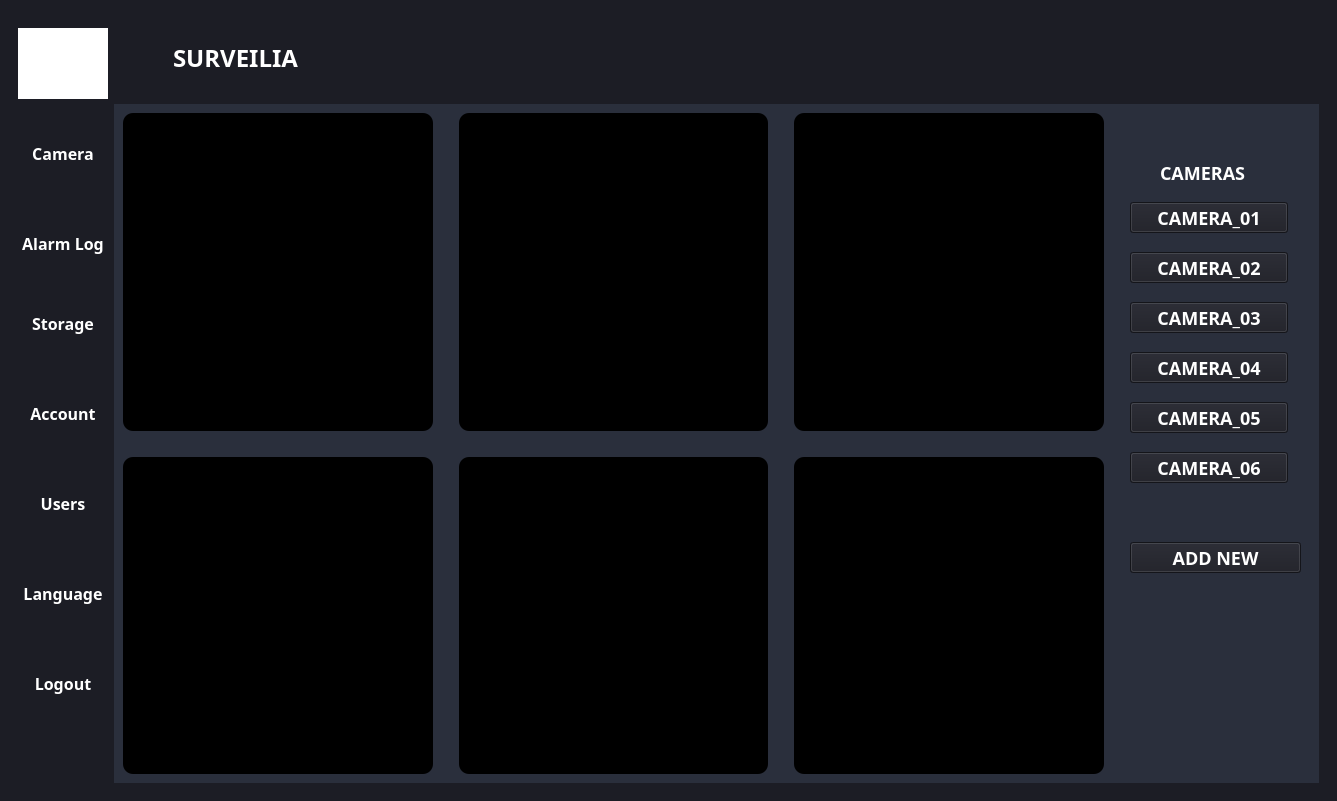
The window that surveiliaFrontEnd.ui (JMMirza/Surveilia-Integrated) describes before a commit, drawn with Qt 5.
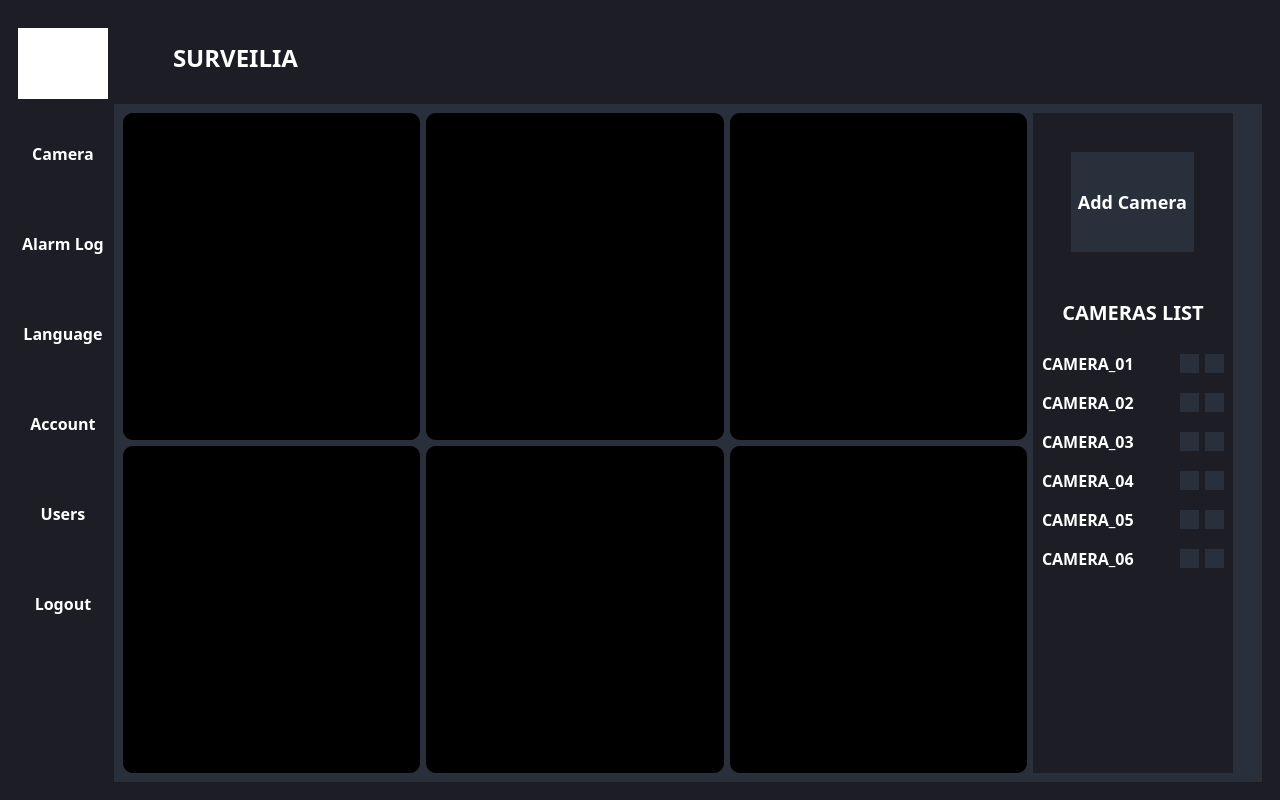
The same window after the commit. The open tabs and pages were chosen to show the change. Icons and pictures are not drawn.

What changed in the file:
```diff
--- a/surveiliaFrontEnd.ui
+++ b/surveiliaFrontEnd.ui
@@ -6,8 +6,8 @@
    <rect>
     <x>0</x>
     <y>0</y>
-    <width>1337</width>
-    <height>801</height>
+    <width>1280</width>
+    <height>800</height>
    </rect>
   </property>
   <property name="sizePolicy">
@@ -78,7 +78,7 @@
 }</string>
   </property>
   <widget class="QWidget" name="centralwidget">
-   <layout class="QHBoxLayout" name="horizontalLayout_4">
+   <layout class="QVBoxLayout" name="verticalLayout_3">
     <item>
      <widget class="QStackedWidget" name="mainStackedWidget">
       <property name="styleSheet">
@@ -476,57 +476,11 @@
             <enum>Qt::ToolButtonTextUnderIcon</enum>
            </property>
           </widget>
-          <widget class="QToolButton" name="storage_toolButton">
-           <property name="geometry">
-            <rect>
-             <x>0</x>
-             <y>270</y>
-             <width>90</width>
-             <height>71</height>
-            </rect>
-           </property>
-           <property name="minimumSize">
-            <size>
-             <width>90</width>
-             <height>0</height>
-            </size>
-           </property>
-           <property name="maximumSize">
-            <size>
-             <width>80</width>
-             <height>16777215</height>
-            </size>
-           </property>
-           <property name="font">
-            <font>
-             <family>century gothic</family>
-             <pointsize>-1</pointsize>
-             <weight>75</weight>
-             <bold>true</bold>
-            </font>
-           </property>
-           <property name="text">
-            <string>Storage</string>
-           </property>
-           <property name="icon">
-            <iconset>
-             <normaloff>database-5-24.png</normaloff>database-5-24.png</iconset>
-           </property>
-           <property name="iconSize">
-            <size>
-             <width>30</width>
-             <height>30</height>
-            </size>
-           </property>
-           <property name="toolButtonStyle">
-            <enum>Qt::ToolButtonTextUnderIcon</enum>
-           </property>
-          </widget>
           <widget class="QToolButton" name="logout_toolButton">
            <property name="geometry">
             <rect>
              <x>0</x>
-             <y>630</y>
+             <y>550</y>
              <width>90</width>
              <height>71</height>
             </rect>
@@ -572,7 +526,7 @@
            <property name="geometry">
             <rect>
              <x>0</x>
-             <y>450</y>
+             <y>460</y>
              <width>90</width>
              <height>71</height>
             </rect>
@@ -618,7 +572,7 @@
            <property name="geometry">
             <rect>
              <x>0</x>
-             <y>540</y>
+             <y>280</y>
              <width>90</width>
              <height>71</height>
             </rect>
@@ -766,7 +720,7 @@
            <property name="geometry">
             <rect>
              <x>0</x>
-             <y>360</y>
+             <y>370</y>
              <width>90</width>
              <height>71</height>
             </rect>
@@ -886,9 +840,27 @@
                   </spacer>
                  </item>
                  <item>
+                  <layout class="QVBoxLayout" name="verticalLayout_21">
+                   <item>
+                    <spacer name="verticalSpacer_26">
+                     <property name="orientation">
+                      <enum>Qt::Vertical</enum>
+                     </property>
+                     <property name="sizeType">
+                      <enum>QSizePolicy::Fixed</enum>
+                     </property>
+                     <property name="sizeHint" stdset="0">
+                      <size>
+                       <width>20</width>
+                       <height>5</height>
+                      </size>
+                     </property>
+                    </spacer>
+                   </item>
+                   <item>
                   <widget class="QLabel" name="userName_label">
                    <property name="styleSheet">
-                    <string notr="true">font-size: 18px;
+                      <string notr="true">font-size:15px;
 text-align: right;
 </string>
                    </property>
@@ -896,9 +868,54 @@
                     <string/>
                    </property>
                    <property name="alignment">
-                    <set>Qt::AlignRight|Qt::AlignTrailing|Qt::AlignVCenter</set>
-                   </property>
-                  </widget>
+                      <set>Qt::AlignCenter</set>
+                     </property>
+                    </widget>
+                   </item>
+                   <item>
+                    <spacer name="verticalSpacer_25">
+                     <property name="orientation">
+                      <enum>Qt::Vertical</enum>
+                     </property>
+                     <property name="sizeHint" stdset="0">
+                      <size>
+                       <width>10</width>
+                       <height>10</height>
+                      </size>
+                     </property>
+                    </spacer>
+                   </item>
+                   <item>
+                    <widget class="QLabel" name="dateTime_label">
+                     <property name="styleSheet">
+                      <string notr="true">text-align: right;
+font-size:15px;</string>
+                     </property>
+                     <property name="text">
+                      <string/>
+                     </property>
+                     <property name="alignment">
+                      <set>Qt::AlignCenter</set>
+                     </property>
+                    </widget>
+                   </item>
+                   <item>
+                    <spacer name="verticalSpacer_27">
+                     <property name="orientation">
+                      <enum>Qt::Vertical</enum>
+                     </property>
+                     <property name="sizeType">
+                      <enum>QSizePolicy::Fixed</enum>
+                     </property>
+                     <property name="sizeHint" stdset="0">
+                      <size>
+                       <width>20</width>
+                       <height>5</height>
+                      </size>
+                     </property>
+                    </spacer>
+                   </item>
+                  </layout>
                  </item>
                  <item>
                   <spacer name="horizontalSpacer_26">
@@ -957,8 +974,6 @@
                <property name="styleSheet">
                 <string notr="true">BACKGROUND-COLOR:#2C313F;</string>
                </property>
-               <layout class="QHBoxLayout" name="horizontalLayout_21">
-                <item>
                  <layout class="QHBoxLayout" name="horizontalLayout_18">
                   <item>
                    <spacer name="horizontalSpacer_21">
@@ -1105,8 +1120,6 @@
                    </spacer>
                   </item>
                  </layout>
-                </item>
-               </layout>
               </widget>
               <widget class="QWidget" name="camera_page">
                <property name="styleSheet">
@@ -1136,111 +1149,85 @@
 }
 </string>
                </property>
-               <layout class="QHBoxLayout" name="horizontalLayout_12">
+               <layout class="QHBoxLayout" name="horizontalLayout_36">
                 <item>
                  <layout class="QGridLayout" name="gridLayout">
                   <item row="0" column="0">
+                   <layout class="QVBoxLayout" name="verticalLayout_15">
+                    <item>
                    <widget class="QLabel" name="display_1">
                     <property name="styleSheet">
-                     <string notr="true">background-color:black;</string>
+                       <string notr="true">background-color: rgb(0, 0, 0);</string>
                     </property>
                     <property name="text">
                      <string/>
                     </property>
                    </widget>
                   </item>
-                  <item row="0" column="1">
-                   <spacer name="horizontalSpacer_24">
-                    <property name="orientation">
-                     <enum>Qt::Horizontal</enum>
-                    </property>
-                    <property name="sizeType">
-                     <enum>QSizePolicy::Fixed</enum>
-                    </property>
-                    <property name="sizeHint" stdset="0">
-                     <size>
-                      <width>20</width>
-                      <height>20</height>
-                     </size>
-                    </property>
-                   </spacer>
-                  </item>
-                  <item row="1" column="0">
-                   <spacer name="verticalSpacer_13">
-                    <property name="orientation">
-                     <enum>Qt::Vertical</enum>
-                    </property>
-                    <property name="sizeType">
-                     <enum>QSizePolicy::Fixed</enum>
-                    </property>
-                    <property name="sizeHint" stdset="0">
-                     <size>
-                      <width>20</width>
-                      <height>20</height>
-                     </size>
-                    </property>
-                   </spacer>
-                  </item>
-                  <item row="0" column="3">
-                   <spacer name="horizontalSpacer_19">
-                    <property name="orientation">
-                     <enum>Qt::Horizontal</enum>
-                    </property>
-                    <property name="sizeType">
-                     <enum>QSizePolicy::Fixed</enum>
-                    </property>
-                    <property name="sizeHint" stdset="0">
-                     <size>
-                      <width>20</width>
-                      <height>20</height>
-                     </size>
-                    </property>
-                   </spacer>
-                  </item>
-                  <item row="0" column="4">
-                   <widget class="QLabel" name="display_5">
-                    <property name="styleSheet">
-                     <string notr="true">background-color:black;</string>
-                    </property>
-                    <property name="text">
-                     <string/>
-                    </property>
-                   </widget>
+                   </layout>
                   </item>
                   <item row="0" column="2">
-                   <widget class="QLabel" name="display_3">
+                   <layout class="QVBoxLayout" name="verticalLayout_17">
+                    <item>
+                     <widget class="QLabel" name="display_5">
                     <property name="styleSheet">
-                     <string notr="true">background-color:black;</string>
+                       <string notr="true">background-color: rgb(0, 0, 0);</string>
                     </property>
                     <property name="text">
                      <string/>
                     </property>
                    </widget>
                   </item>
-                  <item row="2" column="0">
+                   </layout>
+                  </item>
+                  <item row="0" column="1">
+                   <layout class="QVBoxLayout" name="verticalLayout_16">
+                    <item>
                    <widget class="QLabel" name="display_2">
                     <property name="styleSheet">
-                     <string notr="true">background-color:black;</string>
+                       <string notr="true">background-color: rgb(0, 0, 0);</string>
                     </property>
                     <property name="text">
                      <string/>
                     </property>
                    </widget>
                   </item>
-                  <item row="2" column="2">
+                   </layout>
+                  </item>
+                  <item row="1" column="0">
+                   <layout class="QVBoxLayout" name="verticalLayout_18">
+                    <item>
+                     <widget class="QLabel" name="display_3">
+                      <property name="styleSheet">
+                       <string notr="true">background-color: rgb(0, 0, 0);</string>
+                      </property>
+                      <property name="text">
+                       <string/>
+                      </property>
+                     </widget>
+                    </item>
+                   </layout>
+                  </item>
+                  <item row="1" column="1">
+                   <layout class="QVBoxLayout" name="verticalLayout_19">
+                    <item>
                    <widget class="QLabel" name="display_4">
                     <property name="styleSheet">
-                     <string notr="true">background-color:black;</string>
+                       <string notr="true">background-color: rgb(0, 0, 0);</string>
                     </property>
                     <property name="text">
                      <string/>
                     </property>
                    </widget>
                   </item>
-                  <item row="2" column="4">
+                   </layout>
+                  </item>
+                  <item row="1" column="2">
+                   <layout class="QVBoxLayout" name="verticalLayout_20">
+                    <item>
                    <widget class="QLabel" name="display_6">
                     <property name="styleSheet">
-                     <string notr="true">background-color:black;</string>
+                       <string notr="true">background-color: rgb(0, 0, 0);</string>
                     </property>
                     <property name="text">
                      <string/>
@@ -1249,26 +1236,7 @@
                   </item>
                  </layout>
                 </item>
-                <item>
-                 <layout class="QVBoxLayout" name="verticalLayout_6">
-                  <property name="sizeConstraint">
-                   <enum>QLayout::SetFixedSize</enum>
-                  </property>
-                  <item>
-                   <spacer name="verticalSpacer_14">
-                    <property name="orientation">
-                     <enum>Qt::Vertical</enum>
-                    </property>
-                    <property name="sizeType">
-                     <enum>QSizePolicy::Fixed</enum>
-                    </property>
-                    <property name="sizeHint" stdset="0">
-                     <size>
-                      <width>20</width>
-                      <height>29</height>
-                     </size>
-                    </property>
-                   </spacer>
+                 </layout>
                   </item>
                   <item>
                    <widget class="QWidget" name="widget" native="true">
@@ -1284,113 +1252,487 @@
                       <height>16777215</height>
                      </size>
                     </property>
+                  <property name="styleSheet">
+                   <string notr="true">*{
+background: #1C1D25;
+}
+QToolButton{
+background: #2A2F3C ;
+}
+
+QToolButton:hover{
+background:#2A2F3C ;
+}
+QToolButton:pressed{
+background:#1C1D25;
+}</string>
+                  </property>
+                  <layout class="QVBoxLayout" name="verticalLayout_22">
+                   <item>
+                    <spacer name="verticalSpacer_35">
+                     <property name="orientation">
+                      <enum>Qt::Vertical</enum>
+                     </property>
+                     <property name="sizeType">
+                      <enum>QSizePolicy::Fixed</enum>
+                     </property>
+                     <property name="sizeHint" stdset="0">
+                      <size>
+                       <width>20</width>
+                       <height>30</height>
+                      </size>
+                     </property>
+                    </spacer>
+                   </item>
+                   <item>
+                    <layout class="QHBoxLayout" name="horizontalLayout_35">
+                     <item>
+                      <spacer name="horizontalSpacer_24">
+                       <property name="orientation">
+                        <enum>Qt::Horizontal</enum>
+                       </property>
+                       <property name="sizeHint" stdset="0">
+                        <size>
+                         <width>40</width>
+                         <height>20</height>
+                        </size>
+                       </property>
+                      </spacer>
+                     </item>
+                     <item>
+                      <widget class="QToolButton" name="addNew_pushButton">
+                       <property name="minimumSize">
+                        <size>
+                         <width>0</width>
+                         <height>100</height>
+                        </size>
+                       </property>
+                       <property name="maximumSize">
+                        <size>
+                         <width>16777215</width>
+                         <height>100</height>
+                        </size>
+                       </property>
+                       <property name="styleSheet">
+                        <string notr="true">*{
+FONT-SIZE: 18px;
+background: #2A2F3C ;
+}
+QToolButton:hover{
+background:#2A2F3C ;
+}
+QToolButton:pressed{
+background:#1C1D25;
+}</string>
+                       </property>
+                       <property name="text">
+                        <string>Add Camera</string>
+                       </property>
+                       <property name="icon">
+                        <iconset resource="resource01.qrc">
+                         <normaloff>:/logo/plus-8-24.png</normaloff>:/logo/plus-8-24.png</iconset>
+                       </property>
+                       <property name="iconSize">
+                        <size>
+                         <width>100</width>
+                         <height>100</height>
+                        </size>
+                       </property>
+                       <property name="popupMode">
+                        <enum>QToolButton::DelayedPopup</enum>
+                       </property>
+                       <property name="toolButtonStyle">
+                        <enum>Qt::ToolButtonTextUnderIcon</enum>
+                       </property>
+                      </widget>
+                     </item>
+                     <item>
+                      <spacer name="horizontalSpacer_19">
+                       <property name="orientation">
+                        <enum>Qt::Horizontal</enum>
+                       </property>
+                       <property name="sizeHint" stdset="0">
+                        <size>
+                         <width>40</width>
+                         <height>20</height>
+                        </size>
+                       </property>
+                      </spacer>
+                     </item>
+                    </layout>
+                   </item>
+                   <item>
+                    <spacer name="verticalSpacer_28">
+                     <property name="orientation">
+                      <enum>Qt::Vertical</enum>
+                     </property>
+                     <property name="sizeType">
+                      <enum>QSizePolicy::Fixed</enum>
+                     </property>
+                     <property name="sizeHint" stdset="0">
+                      <size>
+                       <width>20</width>
+                       <height>40</height>
+                      </size>
+                     </property>
+                    </spacer>
+                   </item>
+                   <item>
                     <widget class="QLabel" name="cameras_label">
-                     <property name="geometry">
-                      <rect>
-                       <x>50</x>
-                       <y>10</y>
-                       <width>121</width>
-                       <height>41</height>
-                      </rect>
+                     <property name="styleSheet">
+                      <string notr="true">font-size:20px;</string>
                      </property>
                      <property name="text">
-                      <string>CAMERAS</string>
+                      <string>CAMERAS LIST</string>
+                     </property>
+                     <property name="alignment">
+                      <set>Qt::AlignCenter</set>
                      </property>
                     </widget>
-                    <widget class="QPushButton" name="cam01_pushButton">
-                     <property name="geometry">
-                      <rect>
-                       <x>20</x>
-                       <y>60</y>
-                       <width>158</width>
-                       <height>31</height>
-                      </rect>
+                   </item>
+                   <item>
+                    <spacer name="verticalSpacer_14">
+                     <property name="orientation">
+                      <enum>Qt::Vertical</enum>
+                     </property>
+                     <property name="sizeType">
+                      <enum>QSizePolicy::Fixed</enum>
+                     </property>
+                     <property name="sizeHint" stdset="0">
+                      <size>
+                       <width>20</width>
+                       <height>20</height>
+                      </size>
+                     </property>
+                    </spacer>
+                   </item>
+                   <item>
+                    <layout class="QHBoxLayout" name="horizontalLayout_12">
+                     <item>
+                      <widget class="QLabel" name="camLabel1">
+                       <property name="styleSheet">
+                        <string notr="true">font-size:16px;</string>
                      </property>
                      <property name="text">
                       <string>CAMERA_01</string>
                      </property>
                     </widget>
-                    <widget class="QPushButton" name="cam03_pushButton">
-                     <property name="geometry">
-                      <rect>
-                       <x>20</x>
-                       <y>160</y>
-                       <width>158</width>
-                       <height>31</height>
-                      </rect>
-                     </property>
+                     </item>
+                     <item>
+                      <widget class="QToolButton" name="cam01_pushButton">
+                       <property name="text">
+                        <string/>
+                       </property>
+                       <property name="icon">
+                        <iconset resource="resource01.qrc">
+                         <normaloff>:/logo/edit-2-24.png</normaloff>:/logo/edit-2-24.png</iconset>
+                       </property>
+                      </widget>
+                     </item>
+                     <item>
+                      <widget class="QToolButton" name="displaycross_1">
                      <property name="text">
-                      <string>CAMERA_03</string>
-                     </property>
-                    </widget>
-                    <widget class="QPushButton" name="cam02_pushButton">
-                     <property name="geometry">
-                      <rect>
-                       <x>20</x>
-                       <y>110</y>
-                       <width>158</width>
-                       <height>31</height>
-                      </rect>
+                        <string/>
+                       </property>
+                       <property name="icon">
+                        <iconset resource="resource01.qrc">
+                         <normaloff>:/logo/x-mark-24.png</normaloff>:/logo/x-mark-24.png</iconset>
+                       </property>
+                      </widget>
+                     </item>
+                    </layout>
+                   </item>
+                   <item>
+                    <spacer name="verticalSpacer_30">
+                     <property name="orientation">
+                      <enum>Qt::Vertical</enum>
+                     </property>
+                     <property name="sizeType">
+                      <enum>QSizePolicy::Fixed</enum>
+                     </property>
+                     <property name="sizeHint" stdset="0">
+                      <size>
+                       <width>20</width>
+                       <height>10</height>
+                      </size>
+                     </property>
+                    </spacer>
+                   </item>
+                   <item>
+                    <layout class="QHBoxLayout" name="horizontalLayout_21">
+                     <item>
+                      <widget class="QLabel" name="camLabel2">
+                       <property name="styleSheet">
+                        <string notr="true">font-size:16px;</string>
                      </property>
                      <property name="text">
                       <string>CAMERA_02</string>
                      </property>
                     </widget>
-                    <widget class="QPushButton" name="cam04_pushButton">
-                     <property name="geometry">
-                      <rect>
-                       <x>20</x>
-                       <y>210</y>
-                       <width>158</width>
-                       <height>31</height>
-                      </rect>
+                     </item>
+                     <item>
+                      <widget class="QToolButton" name="cam02_pushButton">
+                       <property name="text">
+                        <string/>
+                       </property>
+                       <property name="icon">
+                        <iconset resource="resource01.qrc">
+                         <normaloff>:/logo/edit-2-24.png</normaloff>:/logo/edit-2-24.png</iconset>
+                       </property>
+                      </widget>
+                     </item>
+                     <item>
+                      <widget class="QToolButton" name="displaycross_2">
+                       <property name="text">
+                        <string/>
+                       </property>
+                       <property name="icon">
+                        <iconset resource="resource01.qrc">
+                         <normaloff>:/logo/x-mark-24.png</normaloff>:/logo/x-mark-24.png</iconset>
+                       </property>
+                      </widget>
+                     </item>
+                    </layout>
+                   </item>
+                   <item>
+                    <spacer name="verticalSpacer_31">
+                     <property name="orientation">
+                      <enum>Qt::Vertical</enum>
+                     </property>
+                     <property name="sizeType">
+                      <enum>QSizePolicy::Fixed</enum>
+                     </property>
+                     <property name="sizeHint" stdset="0">
+                      <size>
+                       <width>20</width>
+                       <height>10</height>
+                      </size>
+                     </property>
+                    </spacer>
+                   </item>
+                   <item>
+                    <layout class="QHBoxLayout" name="horizontalLayout_31">
+                     <item>
+                      <widget class="QLabel" name="camLabel3">
+                       <property name="styleSheet">
+                        <string notr="true">font-size:16px;</string>
+                       </property>
+                       <property name="text">
+                        <string>CAMERA_03</string>
+                       </property>
+                      </widget>
+                     </item>
+                     <item>
+                      <widget class="QToolButton" name="cam03_pushButton">
+                       <property name="text">
+                        <string/>
+                       </property>
+                       <property name="icon">
+                        <iconset resource="resource01.qrc">
+                         <normaloff>:/logo/edit-2-24.png</normaloff>:/logo/edit-2-24.png</iconset>
+                       </property>
+                      </widget>
+                     </item>
+                     <item>
+                      <widget class="QToolButton" name="displaycross_3">
+                       <property name="text">
+                        <string/>
+                       </property>
+                       <property name="icon">
+                        <iconset resource="resource01.qrc">
+                         <normaloff>:/logo/x-mark-24.png</normaloff>:/logo/x-mark-24.png</iconset>
+                       </property>
+                      </widget>
+                     </item>
+                    </layout>
+                   </item>
+                   <item>
+                    <spacer name="verticalSpacer_32">
+                     <property name="orientation">
+                      <enum>Qt::Vertical</enum>
+                     </property>
+                     <property name="sizeType">
+                      <enum>QSizePolicy::Fixed</enum>
+                     </property>
+                     <property name="sizeHint" stdset="0">
+                      <size>
+                       <width>20</width>
+                       <height>10</height>
+                      </size>
+                     </property>
+                    </spacer>
+                   </item>
+                   <item>
+                    <layout class="QHBoxLayout" name="horizontalLayout_34">
+                     <item>
+                      <widget class="QLabel" name="camLabel4">
+                       <property name="styleSheet">
+                        <string notr="true">font-size:16px;</string>
                      </property>
                      <property name="text">
                       <string>CAMERA_04</string>
                      </property>
                     </widget>
-                    <widget class="QPushButton" name="cam05_pushButton">
-                     <property name="geometry">
-                      <rect>
-                       <x>20</x>
-                       <y>260</y>
-                       <width>158</width>
-                       <height>31</height>
-                      </rect>
+                     </item>
+                     <item>
+                      <widget class="QToolButton" name="cam04_pushButton">
+                       <property name="text">
+                        <string/>
+                       </property>
+                       <property name="icon">
+                        <iconset resource="resource01.qrc">
+                         <normaloff>:/logo/edit-2-24.png</normaloff>:/logo/edit-2-24.png</iconset>
+                       </property>
+                      </widget>
+                     </item>
+                     <item>
+                      <widget class="QToolButton" name="displaycross_4">
+                       <property name="text">
+                        <string/>
+                       </property>
+                       <property name="icon">
+                        <iconset resource="resource01.qrc">
+                         <normaloff>:/logo/x-mark-24.png</normaloff>:/logo/x-mark-24.png</iconset>
+                       </property>
+                      </widget>
+                     </item>
+                    </layout>
+                   </item>
+                   <item>
+                    <spacer name="verticalSpacer_33">
+                     <property name="orientation">
+                      <enum>Qt::Vertical</enum>
+                     </property>
+                     <property name="sizeType">
+                      <enum>QSizePolicy::Fixed</enum>
+                     </property>
+                     <property name="sizeHint" stdset="0">
+                      <size>
+                       <width>20</width>
+                       <height>10</height>
+                      </size>
+                     </property>
+                    </spacer>
+                   </item>
+                   <item>
+                    <layout class="QHBoxLayout" name="horizontalLayout_32">
+                     <item>
+                      <widget class="QLabel" name="camLabel5">
+                       <property name="styleSheet">
+                        <string notr="true">font-size:16px;</string>
                      </property>
                      <property name="text">
                       <string>CAMERA_05</string>
                      </property>
                     </widget>
-                    <widget class="QPushButton" name="cam06_pushButton">
-                     <property name="geometry">
-                      <rect>
-                       <x>20</x>
-                       <y>310</y>
-                       <width>158</width>
-                       <height>31</height>
-                      </rect>
+                     </item>
+                     <item>
+                      <widget class="QToolButton" name="cam05_pushButton">
+                       <property name="text">
+                        <string/>
+                       </property>
+                       <property name="icon">
+                        <iconset resource="resource01.qrc">
+                         <normaloff>:/logo/edit-2-24.png</normaloff>:/logo/edit-2-24.png</iconset>
+                       </property>
+                      </widget>
+                     </item>
+                     <item>
+                      <widget class="QToolButton" name="displaycross_5">
+                       <property name="text">
+                        <string/>
+                       </property>
+                       <property name="icon">
+                        <iconset resource="resource01.qrc">
+                         <normaloff>:/logo/x-mark-24.png</normaloff>:/logo/x-mark-24.png</iconset>
+                       </property>
+                      </widget>
+                     </item>
+                    </layout>
+                   </item>
+                   <item>
+                    <spacer name="verticalSpacer_34">
+                     <property name="orientation">
+                      <enum>Qt::Vertical</enum>
+                     </property>
+                     <property name="sizeType">
+                      <enum>QSizePolicy::Fixed</enum>
+                     </property>
+                     <property name="sizeHint" stdset="0">
+                      <size>
+                       <width>20</width>
+                       <height>10</height>
+                      </size>
+                     </property>
+                    </spacer>
+                   </item>
+                   <item>
+                    <layout class="QHBoxLayout" name="horizontalLayout_33">
+                     <item>
+                      <widget class="QLabel" name="camLabel6">
+                       <property name="styleSheet">
+                        <string notr="true">font-size:16px;</string>
                      </property>
                      <property name="text">
                       <string>CAMERA_06</string>
                      </property>
                     </widget>
-                    <widget class="QPushButton" name="addNew_pushButton">
-                     <property name="geometry">
-                      <rect>
-                       <x>20</x>
-                       <y>400</y>
-                       <width>171</width>
-                       <height>31</height>
-                      </rect>
-                     </property>
+                     </item>
+                     <item>
+                      <widget class="QToolButton" name="cam06_pushButton">
+                       <property name="text">
+                        <string/>
+                       </property>
+                       <property name="icon">
+                        <iconset resource="resource01.qrc">
+                         <normaloff>:/logo/edit-2-24.png</normaloff>:/logo/edit-2-24.png</iconset>
+                       </property>
+                      </widget>
+                     </item>
+                     <item>
+                      <widget class="QToolButton" name="displaycross_6">
                      <property name="text">
-                      <string>ADD NEW</string>
-                     </property>
-                    </widget>
-                   </widget>
-                  </item>
-                 </layout>
+                        <string/>
+                       </property>
+                       <property name="icon">
+                        <iconset resource="resource01.qrc">
+                         <normaloff>:/logo/x-mark-24.png</normaloff>:/logo/x-mark-24.png</iconset>
+                       </property>
+                      </widget>
+                     </item>
+                    </layout>
+                   </item>
+                   <item>
+                    <spacer name="verticalSpacer_13">
+                     <property name="orientation">
+                      <enum>Qt::Vertical</enum>
+                     </property>
+                     <property name="sizeHint" stdset="0">
+                      <size>
+                       <width>20</width>
+                       <height>40</height>
+                      </size>
+                     </property>
+                    </spacer>
+                   </item>
+                  </layout>
+                 </widget>
+                </item>
+                <item>
+                 <spacer name="horizontalSpacer_48">
+                  <property name="orientation">
+                   <enum>Qt::Horizontal</enum>
+                  </property>
+                  <property name="sizeType">
+                   <enum>QSizePolicy::Fixed</enum>
+                  </property>
+                  <property name="sizeHint" stdset="0">
+                   <size>
+                    <width>20</width>
+                    <height>20</height>
+                   </size>
+                  </property>
+                 </spacer>
                 </item>
                </layout>
               </widget>
@@ -1427,7 +1769,7 @@
     border: 1px solid black;
 }</string>
                </property>
-               <layout class="QVBoxLayout" name="verticalLayout_3">
+               <layout class="QVBoxLayout" name="verticalLayout_12">
                 <item>
                  <spacer name="verticalSpacer_2">
                   <property name="orientation">
@@ -1548,7 +1890,7 @@
                  </layout>
                 </item>
                 <item>
-                 <spacer name="verticalSpacer_9">
+                 <spacer name="verticalSpacer_21">
                   <property name="orientation">
                    <enum>Qt::Vertical</enum>
                   </property>
```
Left out of the diff: 426 changed lines with no effect on the pictures. Lines whose indentation alone changed are shown as unchanged.
